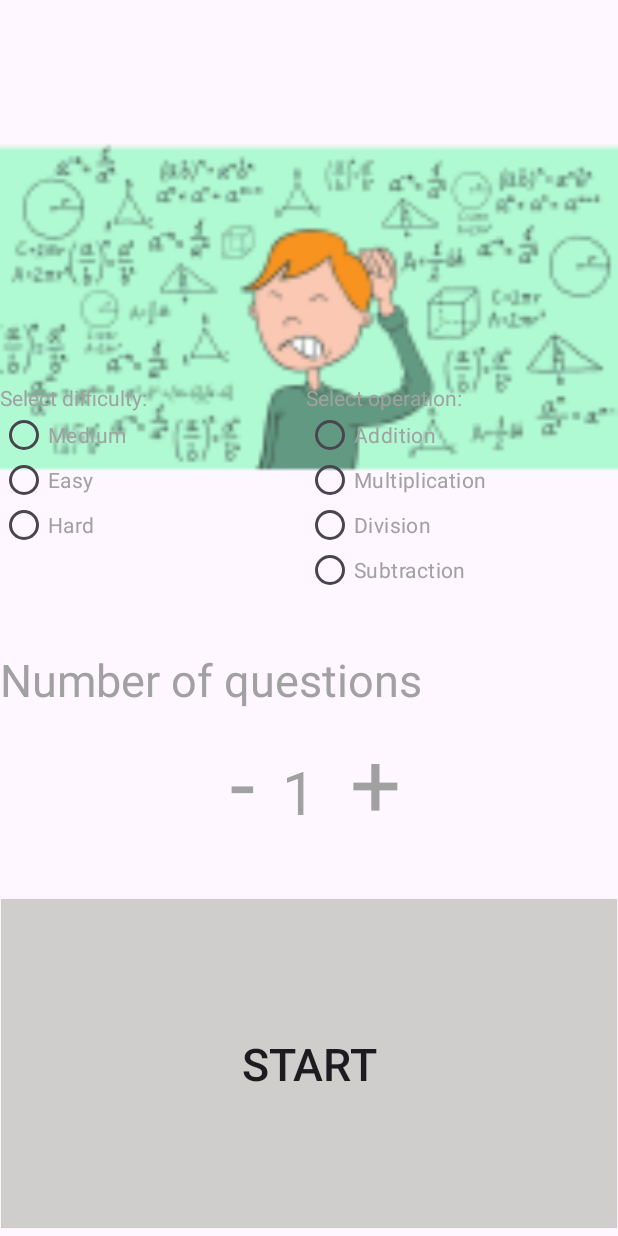
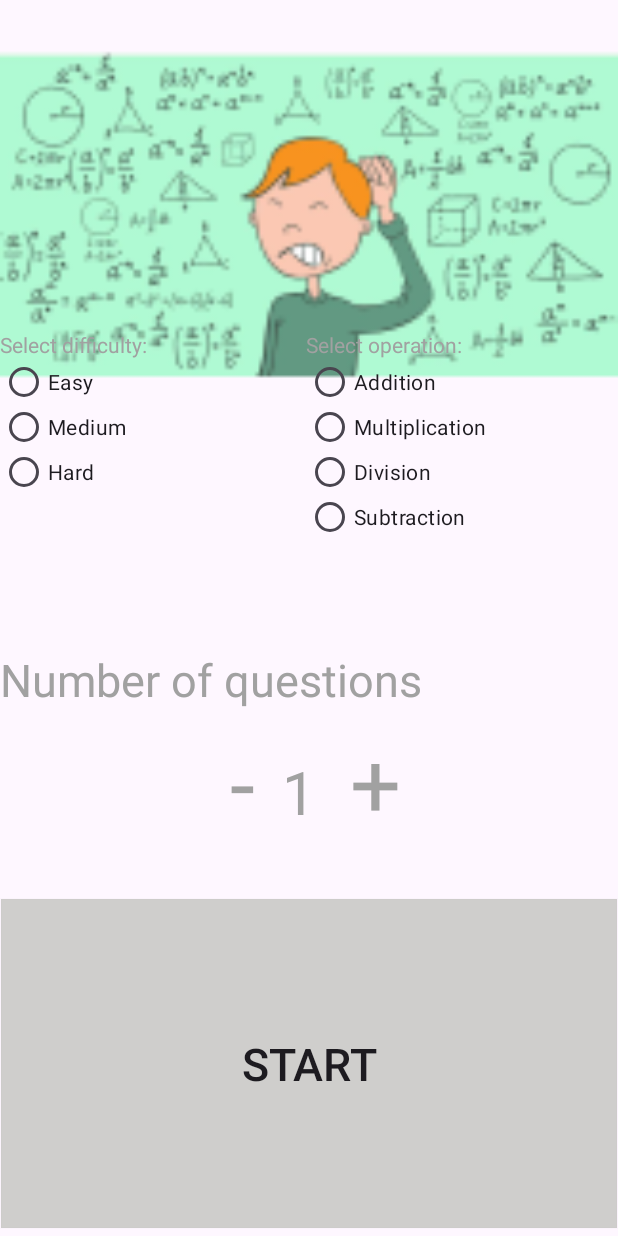
Before and after one commit to eribecke/Project3-Arithmetic, an Android app: the layout fragment_menu.xml on its own in the app's theme, with its tools: preview values and no code run, on a phone screen of 412 x 824 dp. Run offline under Robolectric (Android 15) with nearby library versions, the phone set to English and light mode, and no system bars.

Commit message:
finished fragment two layout

```diff
--- a/app/src/main/res/layout/fragment_menu.xml
+++ b/app/src/main/res/layout/fragment_menu.xml
@@ -3,22 +3,19 @@
     xmlns:app="http://schemas.android.com/apk/res-auto"
     xmlns:tools="http://schemas.android.com/tools"
     android:layout_width="match_parent"
-    android:layout_height="match_parent"
-    android:paddingTop="0dp">
-
-
-    <!-- TODO: Update blank fragment layout -->
+    android:layout_height="match_parent">
 
 
     <ImageView
         android:id="@+id/imageView"
         android:layout_width="match_parent"
         android:layout_height="wrap_content"
+        android:layout_marginBottom="4dp"
         android:adjustViewBounds="true"
         android:scaleType="fitXY"
         android:src="@mipmap/ic_launcher_foreground"
-        tools:layout_editor_absoluteX="0dp"
-        tools:layout_editor_absoluteY="-98dp" />
+        app:layout_constraintBottom_toTopOf="@+id/guideline5"
+        app:layout_constraintStart_toStartOf="parent" />
 
     <RadioGroup
         android:id="@+id/radioGroup1"
@@ -42,8 +39,7 @@
             android:layout_width="wrap_content"
             android:layout_height="30dp"
             android:onClick="onRadioButtonClicked"
-            android:text="@string/Medium"
-            android:textColor="@color/darkgrey"
+            android:text="@string/Easy"
             tools:layout_editor_absoluteX="5dp"
             tools:layout_editor_absoluteY="230dp" />
 
@@ -53,18 +49,16 @@
             android:layout_width="wrap_content"
             android:layout_height="30dp"
             android:onClick="onRadioButtonClicked"
-            android:text="@string/Easy"
-            android:textColor="@color/darkgrey"
+            android:text="@string/Medium"
             tools:layout_editor_absoluteX="5dp"
             tools:layout_editor_absoluteY="182dp" />
 
         <RadioButton
-            android:id="@+id/large"
+            android:id="@+id/hard"
             android:layout_width="wrap_content"
             android:layout_height="30dp"
             android:onClick="onRadioButtonClicked"
             android:text="@string/Hard"
-            android:textColor="@color/darkgrey"
             tools:layout_editor_absoluteX="5dp"
             tools:layout_editor_absoluteY="278dp" />
 
@@ -75,7 +69,7 @@
         android:layout_width="wrap_content"
         android:layout_height="wrap_content"
         android:orientation="horizontal"
-        app:layout_constraintGuide_percent="0.31" />
+        app:layout_constraintGuide_begin="220dp" />
 
     <androidx.constraintlayout.widget.Guideline
         android:id="@+id/guideline2"
@@ -107,7 +101,6 @@
             android:onClick="onRadioButtonClicked"
             android:padding="0dp"
             android:text="@string/addition"
-            android:textColor="@color/darkgrey"
             tools:layout_editor_absoluteX="5dp"
             tools:layout_editor_absoluteY="230dp" />
 
@@ -118,7 +111,6 @@
             android:layout_height="30dp"
             android:onClick="onRadioButtonClicked"
             android:text="@string/multi"
-            android:textColor="@color/darkgrey"
             tools:layout_editor_absoluteX="5dp"
             tools:layout_editor_absoluteY="182dp" />
 
@@ -128,7 +120,6 @@
             android:layout_height="30dp"
             android:onClick="onRadioButtonClicked"
             android:text="@string/division"
-            android:textColor="@color/darkgrey"
             tools:layout_editor_absoluteX="5dp"
             tools:layout_editor_absoluteY="278dp" />
 
@@ -138,7 +129,6 @@
             android:layout_height="30dp"
             android:onClick="onRadioButtonClicked"
             android:text="@string/sub"
-            android:textColor="@color/darkgrey"
             tools:layout_editor_absoluteX="5dp"
             tools:layout_editor_absoluteY="278dp" />
     </RadioGroup>
@@ -149,8 +139,8 @@
         android:layout_height="wrap_content"
         android:layout_marginTop="4dp"
         android:text="@string/qnum"
+        android:textColor="@color/darkgrey"
         android:textSize="30dp"
-        android:textColor="@color/darkgrey"
         app:layout_constraintStart_toStartOf="parent"
         app:layout_constraintTop_toTopOf="@+id/guideline3"></TextView>
 
@@ -161,8 +151,8 @@
         android:layout_marginStart="16dp"
         android:layout_marginTop="52dp"
         android:text="@string/plus"
+        android:textColor="@color/darkgrey"
         android:textSize="60dp"
-        android:textColor="@color/darkgrey"
         app:layout_constraintStart_toEndOf="@+id/num"
         app:layout_constraintTop_toTopOf="@+id/guideline3"></TextView>
 
@@ -173,8 +163,8 @@
         android:layout_marginStart="92dp"
         android:layout_marginTop="52dp"
         android:text="@string/minus"
+        android:textColor="@color/darkgrey"
         android:textSize="60dp"
-        android:textColor="@color/darkgrey"
         app:layout_constraintEnd_toStartOf="@+id/num"
         app:layout_constraintHorizontal_bias="0.772"
         app:layout_constraintStart_toStartOf="parent"
@@ -187,8 +177,8 @@
         android:layout_marginStart="188dp"
         android:layout_marginTop="72dp"
         android:text="@string/num"
+        android:textColor="@color/darkgrey"
         android:textSize="40dp"
-        android:textColor="@color/darkgrey"
         app:layout_constraintStart_toStartOf="parent"
         app:layout_constraintTop_toTopOf="@+id/guideline3"></TextView>
 
@@ -196,10 +186,10 @@
         android:id="@+id/start"
         android:layout_width="match_parent"
         android:layout_height="wrap_content"
+        android:background="@drawable/buttonstyle"
         android:padding="90dp"
         android:text="@string/start"
         android:textSize="30dp"
-        android:background="@drawable/buttonstyle"
         app:layout_constraintBottom_toBottomOf="parent"
         app:layout_constraintTop_toTopOf="@+id/guideline4">
 
@@ -227,4 +217,11 @@
         android:orientation="horizontal"
         app:layout_constraintGuide_percent="0.72" />
 
+    <androidx.constraintlayout.widget.Guideline
+        android:id="@+id/guideline5"
+        android:layout_width="wrap_content"
+        android:layout_height="wrap_content"
+        android:orientation="horizontal"
+        app:layout_constraintGuide_percent="0.43" />
+
 </androidx.constraintlayout.widget.ConstraintLayout>
--- a/app/src/main/res/values/strings.xml
+++ b/app/src/main/res/values/strings.xml
@@ -14,6 +14,11 @@
     <string name="qnum">Number of questions</string>
     <string name="minus">-</string>
     <string name="plus">+</string>
+    <string name="mult">X</string>
+    <string name="div">/</string>
     <string name="num">1</string>
     <string name="start">START</string>
+    <string name="what">What is...</string>
+    <string name="done">DONE</string>
+    <string name="answer">Your answer...</string>
 </resources>
```
Also changed, not shown: app/src/main/java/edu/iu/eribecke/project3/menu.kt (+15 -19 lines), app/src/main/java/edu/iu/eribecke/project3/questions.kt (added, +59 -0 lines), app/src/main/res/layout/fragment_questions.xml (added, +112 -0 lines), app/src/main/res/navigation/nav_graph.xml (added, +24 -0 lines).
